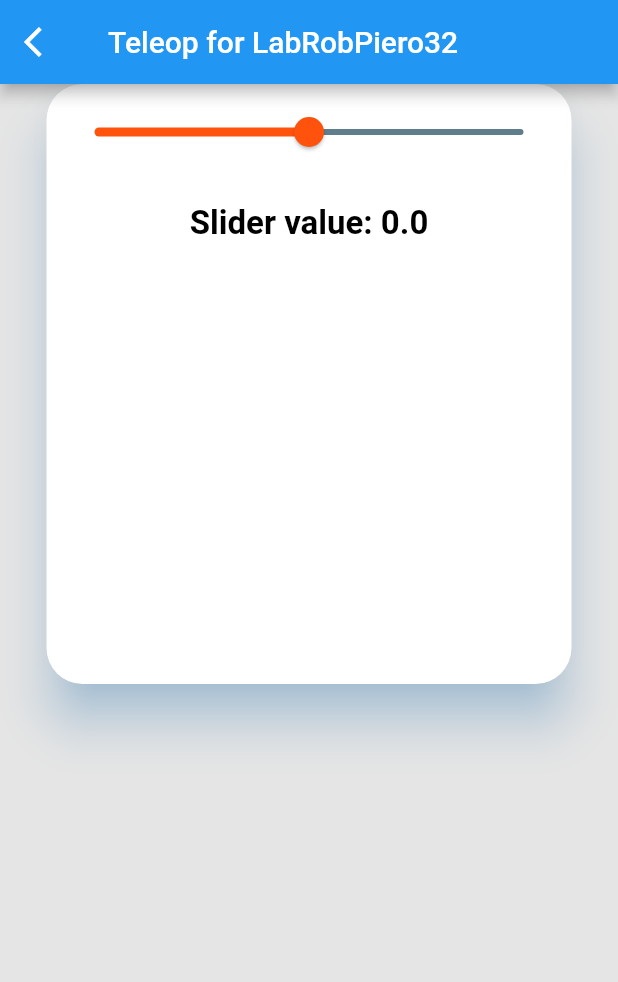
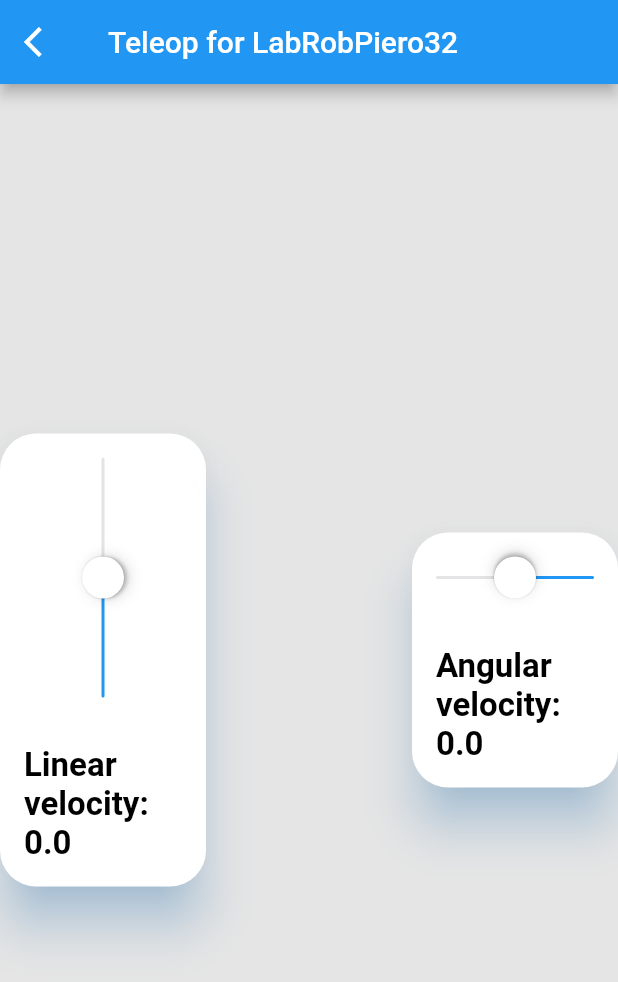
Before and after one commit to gruizmudarra/piero-teleop, a Flutter app: the screen it shows after launch, on a phone screen of 412 x 824 dp. Shown: the top 982 px of the screen. Run offline on Flutter 3.47's test engine with Material 2 defaults, Android fonts, the phone set to English and light mode, and no system bars.

Commit message:
Added both sliders to control angular and linear velocity

```diff
--- a/lib/homepage.dart
+++ b/lib/homepage.dart
@@ -1,11 +1,8 @@
+import 'dart:io';
+import 'package:flutter/cupertino.dart';
 import 'package:flutter/material.dart';
-import 'dart:math';
-
-//Custom fuction to round to 2 decimals max values
-double roundDouble(double value, int nDecimals) {
-  double mod = pow(10.0, nDecimals);
-  return ((value * mod).round().toDouble() / mod);
-}
+import 'horizontalSlider.dart';
+import 'verticalSlider.dart';
 
 class HomePage extends StatefulWidget {
   @override
@@ -13,66 +10,32 @@ class HomePage extends StatefulWidget {
 }
 
 class _HomePageState extends State<HomePage> {
-  var sliderValue = 0.0;
-  var sentValue = 0.0;
-
   @override
   Widget build(BuildContext context) {
     return new Scaffold(
       appBar: AppBar(
-        leading: IconButton(icon: Icon(Icons.arrow_back_ios), onPressed: () {}),
+        leading: IconButton(
+          icon: Icon(Icons.arrow_back_ios),
+          onPressed: () {
+            exit(0);
+          }),
         title: Text("Teleop for LabRobPiero32"),
       ),
       body: Container(
         color: Color(0xffE5E5E5),
-        child: Column(children: <Widget>[
-          Container(
-            child: Align(
-              child: Material(
-                color: Colors.white,
-                elevation: 14.0,
-                borderRadius: BorderRadius.circular(24.0),
-                shadowColor: Color(0x802196F3),
-                child: Container(
-                    width: 350.0,
-                    height: 400.0,
-                    child: Column(
-                      children: <Widget>[
-                        Padding(
-                          padding: const EdgeInsets.all(8.0),
-                          child: Container(
-                            child: Slider(
-                              min: -0.5,
-                              max: 0.5,
-                              divisions: 50,
-                              value: sliderValue,
-                              activeColor: Color(0xffff520d),
-                              inactiveColor: Colors.blueGrey,
-                              onChanged: (newValue) {
-                                setState(() {
-                                  sliderValue = newValue;
-                                  sentValue = roundDouble(sliderValue, 2);
-                                });
-                              },
-                            ),
-                          ),
-                        ),
-                        Padding(
-                          padding: const EdgeInsets.all(16.0),
-                          child: Container(
-                              child: Text(
-                            "Slider value: $sentValue",
-                            style: TextStyle(
-                                color: Colors.black,
-                                fontSize: 22.0,
-                                fontWeight: FontWeight.bold),
-                          )),
-                        ),
-                      ],
-                    )),
-              ),
-            ),
-          ),
+        child: Column(
+          crossAxisAlignment: CrossAxisAlignment.center,
+          mainAxisSize: MainAxisSize.max,
+          mainAxisAlignment: MainAxisAlignment.center,
+          children: <Widget>[
+          Row(children: <Widget>[
+            Expanded(
+              child: VerticalSlider()),
+            Spacer(),
+            Expanded(
+              child: HorizontalSlider()),
+          ],),
+          // Spacer()
         ]),
       ),
     );
--- /dev/null
+++ b/lib/horizontalSlider.dart
@@ -0,0 +1,71 @@
+import 'dart:math';
+import 'package:flutter/material.dart';
+import 'package:flutter/cupertino.dart';
+
+//Custom fuction to round to 2 decimals max values
+double roundDouble(double value, int nDecimals) {
+  double mod = pow(10.0, nDecimals);
+  return ((value * mod).round().toDouble() / mod);
+}
+
+class HorizontalSlider extends StatefulWidget {
+  @override
+  _HorizontalSliderState createState() => _HorizontalSliderState();
+}
+var angVel = 0.0;
+class _HorizontalSliderState extends State<HorizontalSlider> {
+  var sliderValue = 0.0;
+  @override
+  Widget build(BuildContext context) {
+    return new Container(
+      child: Align(
+        child: Material(
+          color: Colors.white,
+          elevation: 14.0,
+          borderRadius: BorderRadius.circular(24.0),
+          shadowColor: Color(0x802196F3),
+          child: Container(
+              child: Column(
+            children: <Widget>[
+              Padding(
+                padding: const EdgeInsets.all(8.0),
+                child: Container(
+                  child: RotatedBox(
+                    quarterTurns: 2,
+                    child: CupertinoSlider(
+                    min: -0.5,
+                    max: 0.5,
+                    value: sliderValue,
+                    onChanged: (newValue) {
+                      setState(() {
+                        sliderValue = newValue;
+                        angVel = roundDouble(sliderValue, 2);
+                      });
+                    },
+                    onChangeEnd: (_) {
+                      setState(() {
+                        sliderValue = 0.0;
+                        angVel = 0.0;
+                      });
+                    }
+                  ),)
+                ),
+              ),
+              Padding(
+                padding: const EdgeInsets.all(16.0),
+                child: Container(
+                    child: Text(
+                  "Angular velocity: $angVel",
+                  style: TextStyle(
+                      color: Colors.black,
+                      fontSize: 22.0,
+                      fontWeight: FontWeight.bold),
+                )),
+              ),
+            ],
+          )),
+        ),
+      ),
+    );
+  }
+}
--- /dev/null
+++ b/lib/verticalSlider.dart
@@ -0,0 +1,73 @@
+import 'dart:math';
+import 'package:flutter/material.dart';
+import 'package:flutter/cupertino.dart';
+
+//Custom fuction to round to 2 decimals max values
+double roundDouble(double value, int nDecimals) {
+  double mod = pow(10.0, nDecimals);
+  return ((value * mod).round().toDouble() / mod);
+}
+
+class VerticalSlider extends StatefulWidget {
+  @override
+  _VerticalSliderState createState() => _VerticalSliderState();
+}
+var linVel = 0.0;
+class _VerticalSliderState extends State<VerticalSlider> {
+  var sliderValue = 0.0;
+  @override
+  Widget build(BuildContext context) {
+    return new Container(
+      child: Align(
+        child: Material(
+          color: Colors.white,
+          elevation: 14.0,
+          borderRadius: BorderRadius.circular(24.0),
+          shadowColor: Color(0x802196F3),
+          child: Container(
+              child: Column(
+            children: <Widget>[
+              Padding(
+                padding: const EdgeInsets.all(8.0),
+                child: Container(
+                  child: RotatedBox(
+                    quarterTurns: 3,
+                    child: CupertinoSlider(
+                    min: -0.5,
+                    max: 0.5,
+                    value: sliderValue,
+                    onChanged: (newValue) {
+                      setState(() {
+                        sliderValue = newValue;
+                        linVel = roundDouble(sliderValue, 2);
+                      }
+                    );
+                    },
+                    onChangeEnd: (_) {
+                      setState(() {
+                        sliderValue = 0.0;
+                        linVel = 0.0;
+                      });
+                    },
+                  )
+                  )
+                ),
+              ),
+              Padding(
+                padding: const EdgeInsets.all(16.0),
+                child: Container(
+                    child: Text(
+                  "Linear velocity: $linVel",
+                  style: TextStyle(
+                      color: Colors.black,
+                      fontSize: 22.0,
+                      fontWeight: FontWeight.bold),
+                )),
+              ),
+            ],
+          )),
+        ),
+      ),
+    );
+  }
+}
```
